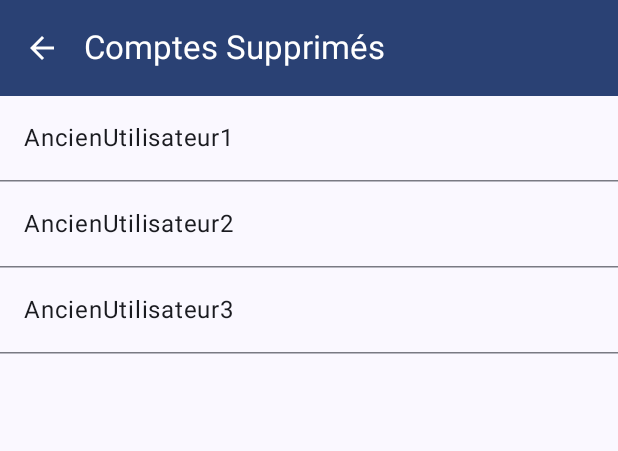
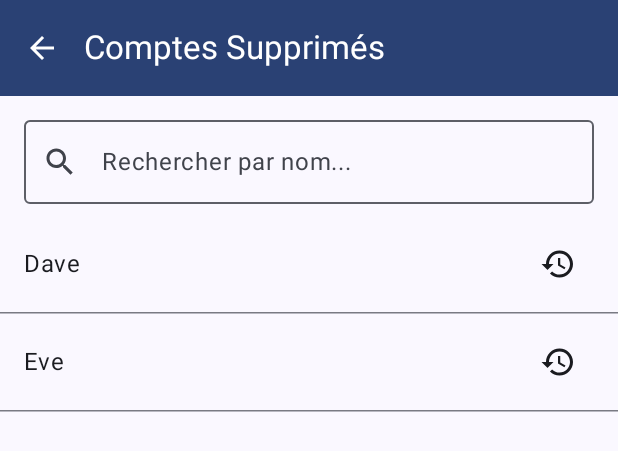
Before and after one commit to Durionleponey/SubmarineMobile, an Android app built with Jetpack Compose: the @Preview function ComptesSupprimesScreenPreview, on a phone screen of 412 x 824 dp. Shown: the top 451 px of the screen. Run offline under Robolectric (Android 15) with nearby library versions, the phone set to English and light mode, and no system bars.

Commit message:
gestionCompteSupp

```diff
--- a/frontend/app/src/main/java/com/example/submarine/admin/AdminNavigation.kt
+++ b/frontend/app/src/main/java/com/example/submarine/admin/AdminNavigation.kt
@@ -54,7 +54,6 @@ fun AdminNavigation(navController: NavHostController) {
             )
         }
         composable(AdminRoutes.STATS) {
-            val totalUsers = uiState.activeUsers.size + uiState.deletedUsers.size
             StatistiquesScreen(
                 nombreUtilisateursActifs = uiState.activeUsers.size,
                 nombreUtilisateursSupprimes = uiState.deletedUsers.size,
@@ -65,7 +64,7 @@ fun AdminNavigation(navController: NavHostController) {
         }
         composable(AdminRoutes.DELETED_USERS) {
             ComptesSupprimesScreen(
-                utilisateursSupprimes = uiState.deletedUsers,
+                viewModel = viewModel, // On passe le viewModel partagé
                 onNavigateBack = { navController.popBackStack() }
             )
         }
--- a/frontend/app/src/main/java/com/example/submarine/admin/ComptesSupprimesScreen.kt
+++ b/frontend/app/src/main/java/com/example/submarine/admin/ComptesSupprimesScreen.kt
@@ -1,22 +1,74 @@
 package com.example.submarine.admin
 
+import androidx.compose.foundation.layout.Box
+import androidx.compose.foundation.layout.Column
+import androidx.compose.foundation.layout.fillMaxSize
+import androidx.compose.foundation.layout.fillMaxWidth
 import androidx.compose.foundation.layout.padding
 import androidx.compose.foundation.lazy.LazyColumn
 import androidx.compose.foundation.lazy.items
 import androidx.compose.material.icons.Icons
 import androidx.compose.material.icons.automirrored.filled.ArrowBack
-import androidx.compose.material3.*
+import androidx.compose.material.icons.filled.Search
+import androidx.compose.material3.ExperimentalMaterial3Api
+import androidx.compose.material3.HorizontalDivider
+import androidx.compose.material3.Icon
+import androidx.compose.material3.IconButton
+import androidx.compose.material3.MaterialTheme
+import androidx.compose.material3.OutlinedTextField
+import androidx.compose.material3.Scaffold
+import androidx.compose.material3.Text
+import androidx.compose.material3.TopAppBar
+import androidx.compose.material3.TopAppBarDefaults
 import androidx.compose.runtime.Composable
+import androidx.compose.runtime.collectAsState
+import androidx.compose.runtime.getValue
+import androidx.compose.runtime.mutableStateOf
+import androidx.compose.runtime.remember
+import androidx.compose.runtime.setValue
+import androidx.compose.ui.Alignment
 import androidx.compose.ui.Modifier
 import androidx.compose.ui.tooling.preview.Preview
+import androidx.compose.ui.unit.dp
 import com.example.submarine.ui.theme.SubmarineTheme
+import androidx.lifecycle.viewmodel.compose.viewModel
+import com.example.submarine.admin.composants.UtilisateurSupprimeListItem
 
+
+
+@Composable
+fun ComptesSupprimesScreen(
+    onNavigateBack: () -> Unit,
+    viewModel: TableauDeBordViewModel = viewModel()
+) {
+    val uiState by viewModel.uiState.collectAsState()
+
+    ComptesSupprimesScreenContent(
+        utilisateursSupprimes = uiState.deletedUsers,
+        onReactivateClick = { userId ->
+            viewModel.reactiverUtilisateur(userId)
+        },
+        onNavigateBack = onNavigateBack
+    )
+}
 @OptIn(ExperimentalMaterial3Api::class)
 @Composable
-fun ComptesSupprimesScreen(
+fun ComptesSupprimesScreenContent(
     utilisateursSupprimes: List<AdminUser>,
-    onNavigateBack: () -> Unit
+    onNavigateBack: () -> Unit,
+    onReactivateClick: (Int) -> Unit
 ) {
+    var searchQuery by remember { mutableStateOf("") }
+
+    val filteredDeletedUsers = remember(searchQuery, utilisateursSupprimes) {
+        if (searchQuery.isBlank()) {
+            utilisateursSupprimes
+        } else {
+            utilisateursSupprimes.filter {
+                it.name.startsWith(searchQuery, ignoreCase = true)
+            }
+        }
+    }
     Scaffold(
         topBar = {
             TopAppBar(
@@ -37,12 +89,47 @@ fun ComptesSupprimesScreen(
             )
         }
     ) { innerPadding ->
-        LazyColumn(modifier = Modifier.padding(innerPadding)) {
-            items(utilisateursSupprimes) { user ->
-                ListItem(
-                    headlineContent = { Text(user.name) },
-                )
-                HorizontalDivider()
+        Column(modifier = Modifier.padding(innerPadding)) {
+
+            OutlinedTextField(
+                value = searchQuery,
+                onValueChange = { searchQuery = it },
+                modifier = Modifier
+                    .fillMaxWidth()
+                    .padding(horizontal = 16.dp, vertical = 8.dp),
+                label = { Text("Rechercher par nom...") },
+                leadingIcon = {
+                    Icon(
+                        Icons.Default.Search,
+                        contentDescription = "Icône de recherche"
+                    )
+                },
+                singleLine = true
+            )
+
+            if (filteredDeletedUsers.isEmpty()) {
+                Box(
+                    modifier = Modifier.fillMaxSize(),
+                    contentAlignment = Alignment.Center
+                ) {
+                    Text(
+                        if (searchQuery.isBlank()) "Aucun compte n'a été supprimé."
+                        else "Aucun compte supprimé trouvé pour \"$searchQuery\""
+                    )
+                }
+            } else {
+                LazyColumn(modifier = Modifier.fillMaxSize()) {
+                    items(
+                        items = filteredDeletedUsers,
+                        key = { user -> user.id }
+                    ) { user ->
+                        UtilisateurSupprimeListItem(
+                            user = user,
+                            onReactivateClick = onReactivateClick
+                        )
+                        HorizontalDivider()
+                    }
+                }
             }
         }
     }
@@ -51,19 +138,14 @@ fun ComptesSupprimesScreen(
 @Preview(showBackground = true, name = "Écran des Comptes Supprimés")
 @Composable
 fun ComptesSupprimesScreenPreview() {
-    // 1. On crée une fausse liste d'utilisateurs supprimés pour la preview
-    val sampleDeletedUsers = listOf(
-        AdminUser(id = 101, name = "AncienUtilisateur1"),
-        AdminUser(id = 102, name = "AncienUtilisateur2"),
-        AdminUser(id = 103, name = "AncienUtilisateur3")
+    val sampleUsers = listOf(
+        AdminUser(4, "Dave"),
+        AdminUser(5, "Eve")
     )
-
-    // 2. On enveloppe notre écran dans le thème de l'application
     SubmarineTheme {
-        ComptesSupprimesScreen(
-            // 3. On passe les fausses données à l'écran
-            utilisateursSupprimes = sampleDeletedUsers,
-            // 4. On passe une action vide pour la navigation
+        ComptesSupprimesScreenContent(
+            utilisateursSupprimes = sampleUsers,
+            onReactivateClick = {},
             onNavigateBack = {}
         )
     }
--- a/frontend/app/src/main/java/com/example/submarine/admin/TableauDeBordScreen.kt
+++ b/frontend/app/src/main/java/com/example/submarine/admin/TableauDeBordScreen.kt
@@ -9,7 +9,6 @@ import androidx.compose.material.icons.Icons
 import androidx.compose.material.icons.automirrored.filled.ArrowBack
 import androidx.compose.foundation.lazy.LazyColumn
 import androidx.compose.foundation.lazy.items
-import androidx.compose.foundation.layout.height
 import androidx.compose.material3.Button
 import androidx.compose.material3.AlertDialog
 import androidx.compose.material3.ExperimentalMaterial3Api
--- /dev/null
+++ b/frontend/app/src/main/java/com/example/submarine/admin/composants/UtilisateurSupprimerList.kt
@@ -0,0 +1,43 @@
+package com.example.submarine.admin.composants
+
+import androidx.compose.foundation.layout.Arrangement
+import androidx.compose.foundation.layout.Row
+import androidx.compose.foundation.layout.fillMaxWidth
+import androidx.compose.foundation.layout.padding
+import androidx.compose.material.icons.Icons
+import androidx.compose.material.icons.filled.Restore
+import androidx.compose.material3.Icon
+import androidx.compose.material3.IconButton
+import androidx.compose.material3.Text
+import androidx.compose.runtime.Composable
+import androidx.compose.ui.Alignment
+import androidx.compose.ui.Modifier
+import androidx.compose.ui.unit.dp
+import com.example.submarine.admin.AdminUser
+
+@Composable
+fun UtilisateurSupprimeListItem(
+    user: AdminUser,
+    onReactivateClick: (Int) -> Unit
+) {
+    Row(
+        modifier = Modifier
+            .fillMaxWidth()
+            .padding(horizontal = 16.dp, vertical = 8.dp),
+        verticalAlignment = Alignment.CenterVertically,
+        horizontalArrangement = Arrangement.SpaceBetween
+    ) {
+        Text(
+            text = user.name,
+            modifier = Modifier.weight(1f)
+        )
+
+        // Le bouton pour réactiver
+        IconButton(onClick = { onReactivateClick(user.id) }) {
+            Icon(
+                imageVector = Icons.Default.Restore,
+                contentDescription = "Réactiver l'utilisateur ${user.name}"
+            )
+        }
+    }
+}
```
Also changed, not shown: frontend/app/src/main/java/com/example/submarine/admin/TableauDeBordViewModel.kt (+13 -0 lines).
